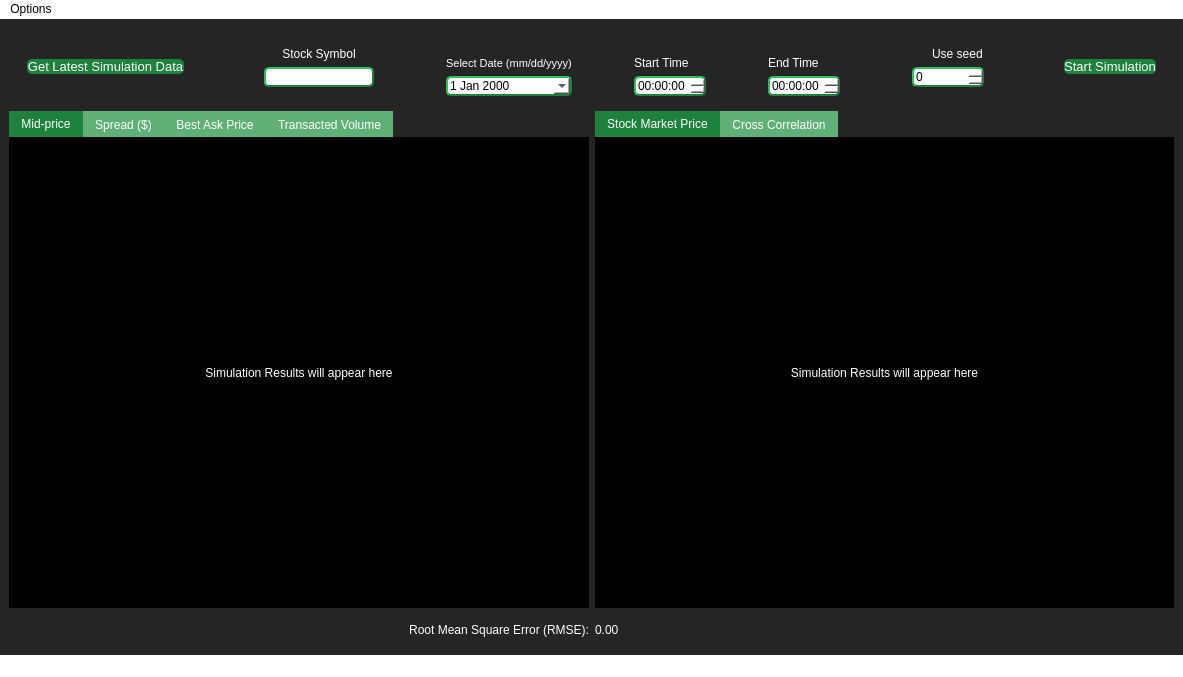
Above: widgets/UI/RMSC03_Past.ui from JV-FIU/Agent-Based-Stock-Market-Simulator before the change. Below: the same form after it.
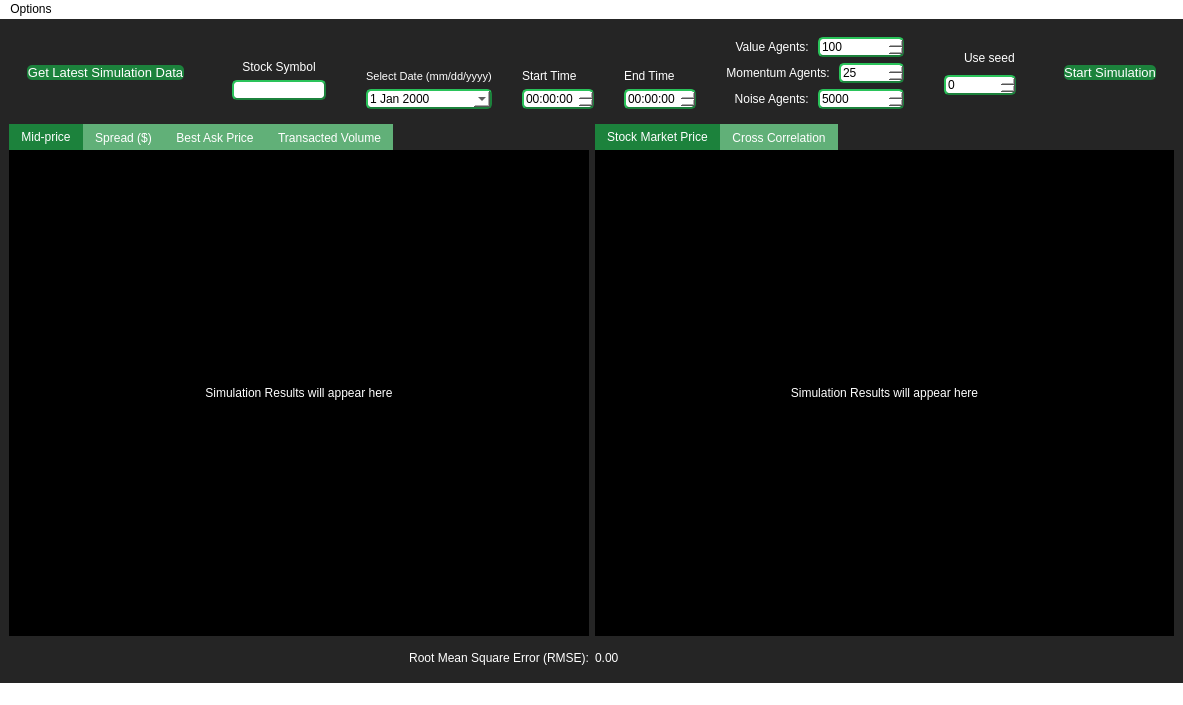
That is the form after the change.

The edit to the form file:
```diff
--- a/widgets/UI/RMSC03_Past.ui
+++ b/widgets/UI/RMSC03_Past.ui
@@ -7,7 +7,7 @@
     <x>0</x>
     <y>0</y>
     <width>1183</width>
-    <height>677</height>
+    <height>705</height>
    </rect>
   </property>
   <property name="windowTitle">
@@ -41,7 +41,7 @@
 }
 
 
-#stockSymbol, #endTime, #startTime, #simDate, #seedSelector{
+#stockSymbol, #endTime, #startTime, #simDate, #seedSelector, #noiseAgents, #valueAgents, #momentumAgents{
     background-color: white;
     border-style: outset;
     border-width: 2px;
@@ -304,6 +304,107 @@
          </property>
         </spacer>
        </item>
+       <item>
+        <layout class="QVBoxLayout" name="AgentBox">
+         <item>
+          <layout class="QHBoxLayout" name="horizontalLayout_2">
+           <item>
+            <widget class="QLabel" name="label_4">
+             <property name="text">
+              <string>Value Agents: </string>
+             </property>
+             <property name="alignment">
+              <set>Qt::AlignRight|Qt::AlignTrailing|Qt::AlignVCenter</set>
+             </property>
+            </widget>
+           </item>
+           <item>
+            <widget class="QSpinBox" name="valueAgents">
+             <property name="minimum">
+              <number>1</number>
+             </property>
+             <property name="maximum">
+              <number>1000000</number>
+             </property>
+             <property name="value">
+              <number>100</number>
+             </property>
+             <property name="displayIntegerBase">
+              <number>10</number>
+             </property>
+            </widget>
+           </item>
+          </layout>
+         </item>
+         <item>
+          <layout class="QHBoxLayout" name="horizontalLayout_6">
+           <item>
+            <widget class="QLabel" name="label_5">
+             <property name="text">
+              <string>Momentum Agents: </string>
+             </property>
+             <property name="alignment">
+              <set>Qt::AlignRight|Qt::AlignTrailing|Qt::AlignVCenter</set>
+             </property>
+            </widget>
+           </item>
+           <item>
+            <widget class="QSpinBox" name="momentumAgents">
+             <property name="minimum">
+              <number>1</number>
+             </property>
+             <property name="maximum">
+              <number>1000000</number>
+             </property>
+             <property name="value">
+              <number>25</number>
+             </property>
+            </widget>
+           </item>
+          </layout>
+         </item>
+         <item>
+          <layout class="QHBoxLayout" name="horizontalLayout_7">
+           <item>
+            <widget class="QLabel" name="label_6">
+             <property name="text">
+              <string>Noise Agents: </string>
+             </property>
+             <property name="alignment">
+              <set>Qt::AlignRight|Qt::AlignTrailing|Qt::AlignVCenter</set>
+             </property>
+            </widget>
+           </item>
+           <item>
+            <widget class="QSpinBox" name="noiseAgents">
+             <property name="minimum">
+              <number>1</number>
+             </property>
+             <property name="maximum">
+              <number>1000000</number>
+             </property>
+             <property name="value">
+              <number>5000</number>
+             </property>
+            </widget>
+           </item>
+          </layout>
+         </item>
+        </layout>
+       </item>
+       <item>
+        <spacer name="horizontalSpacer_7">
+         <property name="orientation">
+          <enum>Qt::Horizontal</enum>
+         </property>
+         <property name="sizeHint" stdset="0">
+          <size>
+           <width>40</width>
+           <height>20</height>
+          </size>
+         </property>
+        </spacer>
+       </item>
        <item>
         <widget class="QWidget" name="seedContainer" native="true">
          <layout class="QVBoxLayout" name="verticalLayout_10">
@@ -330,7 +431,7 @@
              </font>
             </property>
             <property name="maximum">
-             <number>429496729</number>
+             <number>2147483647</number>
             </property>
            </widget>
           </item>
```
